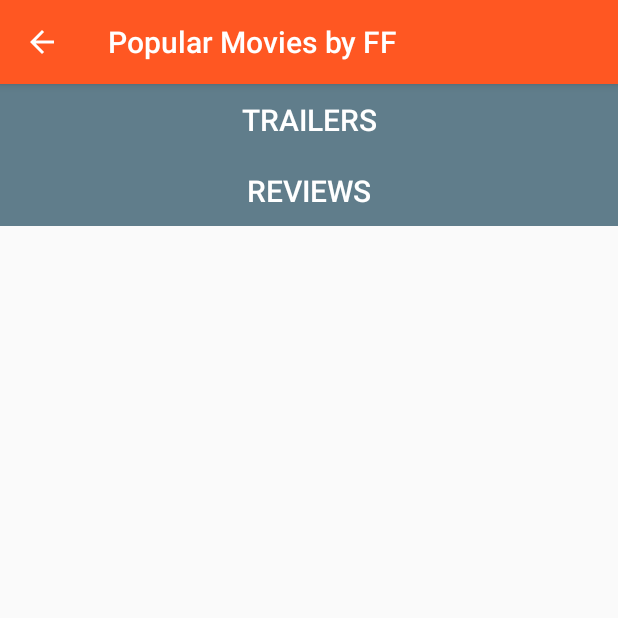
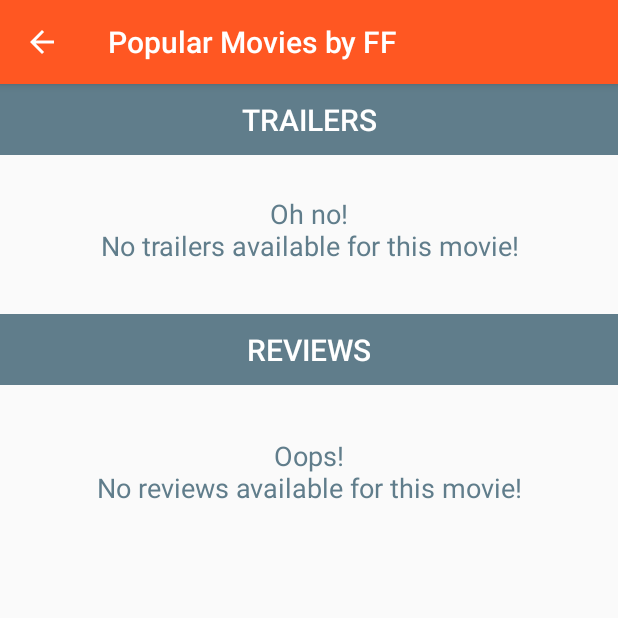
Before and after one commit to FerFig/PopularMovies, an Android app: the TrailersAndReviews screen opened directly, with no data from a screen before it, on a phone screen of 412 x 824 dp, the top half of it. Run offline under Robolectric (Android 15) with nearby library versions, the phone set to English and light mode, and no system bars; our stand-ins replace ButterKnife; 2 statements that could not run were skipped.

Commit message:
Some code reorganization in data classes and final polish of trailers and reviews activity.

```diff
--- a/app/src/main/java/com/ferfig/popularmovies/ReviewsRecyclerViewAdapter.java
+++ b/app/src/main/java/com/ferfig/popularmovies/ReviewsRecyclerViewAdapter.java
@@ -51,8 +51,9 @@ public class ReviewsRecyclerViewAdapter extends RecyclerView.Adapter<ReviewsRecy
         return mData.size();
     }
 
-    public class ReviewViewHolder extends RecyclerView.ViewHolder{
+    public class ReviewViewHolder extends RecyclerView.ViewHolder {
 
+        @BindView(R.id.tvReviewerLabel) TextView tvReviewerLabel;
         @BindView(R.id.tvReviewer) TextView tvReviewer;
         @BindView(R.id.tvReview) TextView tvReview;
         @BindView(R.id.imReviewsSeparator) ImageView imReviewsSeparator;
@@ -65,20 +66,25 @@ public class ReviewsRecyclerViewAdapter extends RecyclerView.Adapter<ReviewsRecy
 
         public void bind(final Review reviewData, final OnItemClickListener listener) {
             tvReviewer.setText(reviewData.getAuthor());
-            tvReview.setText(reviewData.getContent());
-            if (getAdapterPosition() == mData.size()-1) {//last one is not needed to have separator ;)
+            if (getAdapterPosition() == mData.size() - 1) {//last one is not needed to have separator ;)
                 imReviewsSeparator.setVisibility(View.INVISIBLE);
             }
-
-            itemView.setOnClickListener(new View.OnClickListener() {
-                @Override public void onClick(View v) {
-                    if (listener!=null) {
-                        listener.onItemClick(reviewData);
+            if (reviewData.getId().equals(Review.DUMMY_REVIEW_ID)) {
+                tvReviewerLabel.setVisibility(View.GONE);
+                tvReviewer.setTextAlignment(TextView.TEXT_ALIGNMENT_CENTER);
+                tvReviewer.setPadding(10,40,10,50);
+                tvReview.setVisibility(View.GONE);
+            } else {
+                tvReview.setText(reviewData.getContent());
+                itemView.setOnClickListener(new View.OnClickListener() {
+                    @Override
+                    public void onClick(View v) {
+                        if (listener != null) {
+                            listener.onItemClick(reviewData);
+                        }
                     }
-                }
-            });
+                });
+            }
         }
-
     }
-
 }
--- a/app/src/main/java/com/ferfig/popularmovies/TrailersAndReviews.java
+++ b/app/src/main/java/com/ferfig/popularmovies/TrailersAndReviews.java
@@ -58,7 +58,14 @@ public class TrailersAndReviews extends AppCompatActivity {
 
     private void showTrailers() {
         ArrayList<Trailer> mTrailerList = sMovieDetails.getTrailers();
-        if (mTrailerList != null && mTrailerList.size() > 0) {
+        if (mTrailerList == null || mTrailerList.size() == 0) {
+            //add an empty review with custom text :)
+            Trailer dummyTrailer = new Trailer(Trailer.DUMMY_TRAILER_ID, null,
+                    getString(R.string.no_trailers_available), null,
+                    Trailer.VALID_PROVIDER_TYPE, Trailer.VALID_TRAILER_TYPE);
+            mTrailerList = new ArrayList<>();
+            mTrailerList.add(dummyTrailer);
+        }
         TrailersRecyclerViewAdapter rvTrailersAdapter = new TrailersRecyclerViewAdapter(getApplicationContext(), mTrailerList,
                 new TrailersRecyclerViewAdapter.OnItemClickListener() {
                     @Override
@@ -82,16 +89,16 @@ public class TrailersAndReviews extends AppCompatActivity {
 
         rvTrailers.setAdapter(rvTrailersAdapter);
     }
-        else{
-            //TODO show message with no reviews text
-            //tvTrailersLabel.setVisibility(View.GONE);
-            //rvTrailers.setVisibility(View.GONE);
-        }
-    }
 
     private void showReviews() {
         ArrayList<Review> mReviewsList = sMovieDetails.getReviews();
-        if (mReviewsList != null && mReviewsList.size() > 0) {
+        if (mReviewsList == null || mReviewsList.size() == 0) {
+            //add an empty review with custom text :)
+            Review dummyReview = new Review(Review.DUMMY_REVIEW_ID,
+                    getString(R.string.no_reviews_available),null, null);
+            mReviewsList = new ArrayList<>();
+            mReviewsList.add(dummyReview);
+        }
         ReviewsRecyclerViewAdapter rvReviewsAdapter = new ReviewsRecyclerViewAdapter(this, mReviewsList,
                 new ReviewsRecyclerViewAdapter.OnItemClickListener() {
                     @Override
@@ -109,12 +116,6 @@ public class TrailersAndReviews extends AppCompatActivity {
 
         rvReviews.setAdapter(rvReviewsAdapter);
     }
-        else{
-            //TODO show message with no reviews text
-            //tvReviewsLabel.setVisibility(View.GONE);
-            //rvReviews.setVisibility(View.GONE);
-        }
-    }
 
     @Override
     protected void onSaveInstanceState(Bundle outState) {
--- a/app/src/main/java/com/ferfig/popularmovies/TrailersRecyclerViewAdapter.java
+++ b/app/src/main/java/com/ferfig/popularmovies/TrailersRecyclerViewAdapter.java
@@ -6,6 +6,7 @@ import android.support.v7.widget.RecyclerView;
 import android.view.LayoutInflater;
 import android.view.View;
 import android.view.ViewGroup;
+import android.widget.ImageView;
 import android.widget.TextView;
 
 
@@ -51,8 +52,9 @@ public class TrailersRecyclerViewAdapter extends RecyclerView.Adapter<TrailersRe
         return mData.size();
     }
 
-    public class TrailerViewHolder extends RecyclerView.ViewHolder{
+    public class TrailerViewHolder extends RecyclerView.ViewHolder {
 
+        @BindView(R.id.ivTrailer) ImageView ivTrailer;
         @BindView(R.id.tvTrailerName) TextView tvTrailerName;
 
         public TrailerViewHolder(View trailerItemView) {
@@ -64,15 +66,20 @@ public class TrailersRecyclerViewAdapter extends RecyclerView.Adapter<TrailersRe
         public void bind(final Trailer trailerData, final OnItemClickListener listener) {
             tvTrailerName.setText(trailerData.getName());
 
-            itemView.setOnClickListener(new View.OnClickListener() {
-                @Override public void onClick(View v) {
-                    if (listener!=null) {
-                        listener.onItemClick(trailerData);
+            if (trailerData.getId().equals(Trailer.DUMMY_TRAILER_ID)) {
+                tvTrailerName.setTextAlignment(TextView.TEXT_ALIGNMENT_CENTER);
+                tvTrailerName.setPadding(10,40,10,50);
+                ivTrailer.setVisibility(View.GONE);
+            } else {
+                itemView.setOnClickListener(new View.OnClickListener() {
+                    @Override
+                    public void onClick(View v) {
+                        if (listener != null) {
+                            listener.onItemClick(trailerData);
+                        }
                     }
-                }
-            });
+                });
+            }
         }
-
     }
-
 }
--- a/app/src/main/java/com/ferfig/popularmovies/model/Review.java
+++ b/app/src/main/java/com/ferfig/popularmovies/model/Review.java
@@ -4,6 +4,11 @@ import android.os.Parcel;
 import android.os.Parcelable;
 
 public class Review  implements Parcelable {
+    public static final String REVIEW_ID = "id";
+    public static final String REVIEW_AUTHOR = "author";
+    public static final String REVIEW_CONTENT = "content";
+    public static final String REVIEW_URL = "url";
+    public static final String DUMMY_REVIEW_ID = "com.ferfig.popmovies.review.dummy";
 
     private String mId;
     private String mAuthor;
--- a/app/src/main/java/com/ferfig/popularmovies/model/Trailer.java
+++ b/app/src/main/java/com/ferfig/popularmovies/model/Trailer.java
@@ -4,6 +4,17 @@ import android.os.Parcel;
 import android.os.Parcelable;
 
 public class Trailer implements Parcelable{
+
+    public static final String TRAILER_ID = "id";
+    public static final String TRAILER_PROVIDER = "site";
+    public static final String TRAILER_NAME = "name";
+    public static final String TRAILER_SIZE = "size";
+    public static final String TRAILER_SOURCE = "key";
+    public static final String TRAILER_TYPE = "type";
+
+    public static final String VALID_TRAILER_TYPE = "Trailer";
+    public static final String VALID_PROVIDER_TYPE = "YouTube";
+    public static final String DUMMY_TRAILER_ID = "com.ferfig.popularmovies.treiler.dummy";
 
     private String mId;
     private String mProvider;
--- a/app/src/main/res/layout/review.xml
+++ b/app/src/main/res/layout/review.xml
@@ -11,24 +11,26 @@
         android:layout_width="wrap_content"
         android:layout_height="wrap_content"
         android:layout_marginStart="16dp"
-        android:layout_marginTop="8dp"
         android:text="@string/reviewer_label"
         android:textAppearance="@style/TextAppearance.AppCompat.Body1"
         android:textColor="@color/colorPrimaryDark"
+        app:layout_constraintBottom_toTopOf="@+id/tvReviewer"
         app:layout_constraintStart_toStartOf="parent"
-        app:layout_constraintTop_toTopOf="parent"/>
+        app:layout_constraintTop_toBottomOf="@+id/tvReviewer"/>
 
     <TextView
         android:id="@+id/tvReviewer"
-        android:layout_width="wrap_content"
+        android:layout_width="0dp"
         android:layout_height="wrap_content"
+        android:layout_marginEnd="8dp"
         android:layout_marginStart="8dp"
+        android:layout_marginTop="8dp"
         android:textAppearance="@style/TextAppearance.AppCompat.Body1"
         android:textColor="@color/colorAccent"
         android:textSize="18sp"
-        app:layout_constraintBottom_toTopOf="@+id/tvReviewerLabel"
+        app:layout_constraintEnd_toEndOf="parent"
         app:layout_constraintStart_toEndOf="@+id/tvReviewerLabel"
-        app:layout_constraintTop_toBottomOf="@+id/tvReviewerLabel"
+        app:layout_constraintTop_toTopOf="parent"
         tools:text="Fernando Figueiredo"/>
 
     <TextView
--- a/app/src/main/res/values/strings.xml
+++ b/app/src/main/res/values/strings.xml
@@ -32,4 +32,6 @@
     <string name="reviews_label">Reviews</string>
     <string name="reviewer_label">Reviewer:</string>
     <string name="button_more">More…</string>
+    <string name="no_trailers_available">Oh no!\nNo trailers available for this movie!</string>
+    <string name="no_reviews_available">Oops!\nNo reviews available for this movie!</string>
 </resources>
```
Also changed, not shown: app/src/main/java/com/ferfig/popularmovies/model/MovieData.java (+8 -0 lines), app/src/main/java/com/ferfig/popularmovies/utils/Json.java (+19 -42 lines). Lines whose indentation alone changed are shown as unchanged.
